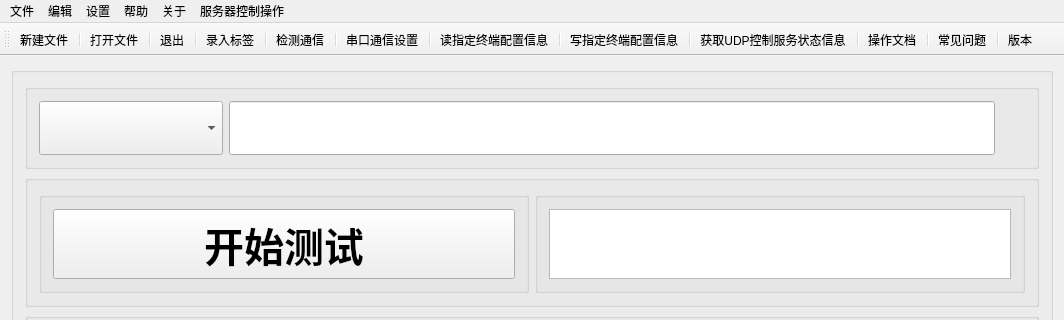
This is mainwindow.ui in guoshijiang/IspdNewCalibrator as Qt 5 draws it before an edit; both pictures show x 0 to 1064 and y 0 to 320 of the 1064 by 900 pixel window. The edited form follows.
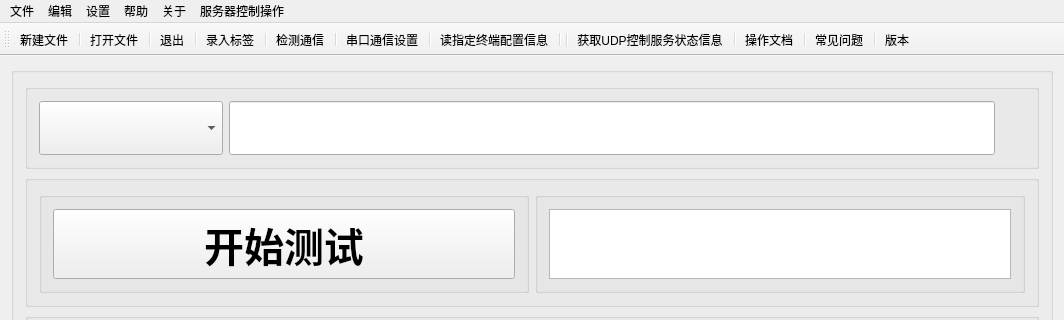
This is the edited form. Icons and pictures are not drawn.

The edit to the form file:
```diff
--- a/mainwindow.ui
+++ b/mainwindow.ui
@@ -796,7 +796,6 @@
    <addaction name="separator"/>
    <addaction name="action_read_speconfig"/>
    <addaction name="separator"/>
-   <addaction name="action_write_speconfig"/>
    <addaction name="separator"/>
    <addaction name="action_udp_server_info"/>
    <addaction name="separator"/>
```
Left out of the diff: 1 changed line with no effect on the pictures.
